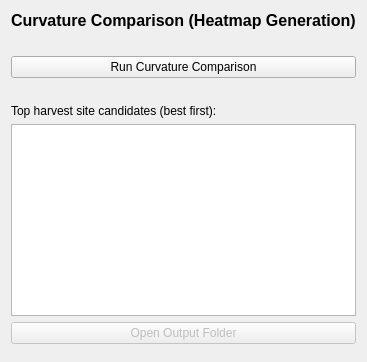
Old version of the form Resources/UI/page_curvature.ui in the repository thomasjames3/SlicerScutumGraftLocator.
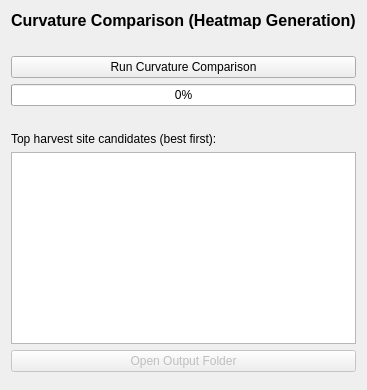
New version of the form.

Patch:
```diff
--- a/Resources/UI/page_curvature.ui
+++ b/Resources/UI/page_curvature.ui
@@ -41,6 +41,13 @@
      </property>
     </widget>
    </item>
+   <item>
+    <widget class="QProgressBar" name="progressBar">
+     <property name="value">
+      <number>0</number>
+     </property>
+    </widget>
+   </item>
    <item>
     <widget class="QLabel" name="statusLabel">
      <property name="text">
```
